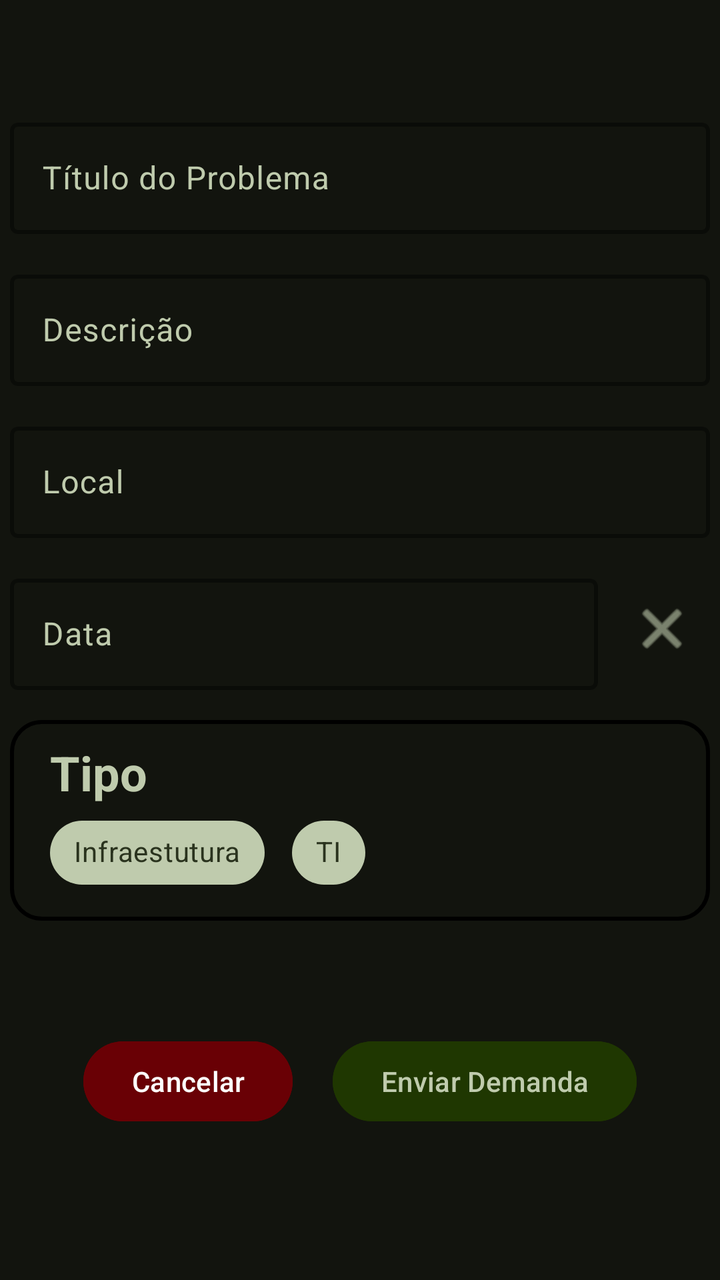
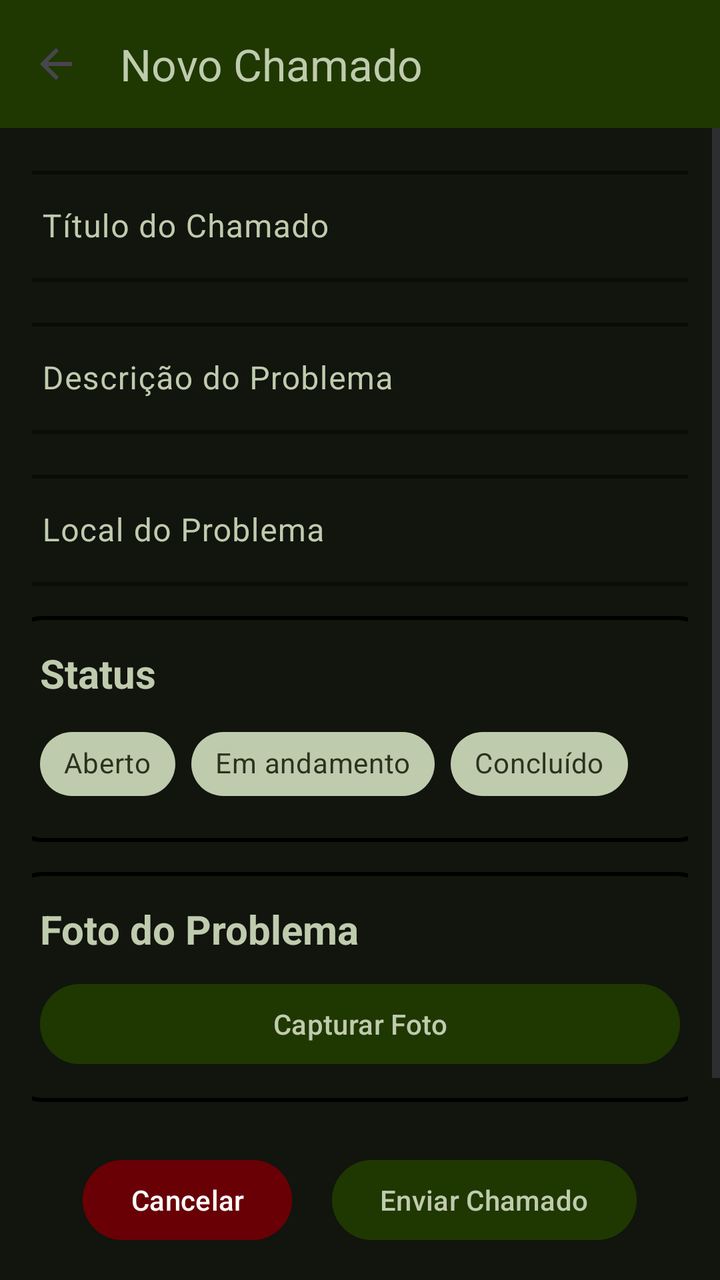

The first picture is an Android layout as it rendered before a commit; the second is the same layout after the commit. The layout source and the unified diff follow.
<!-- AndroidManifest.xml: application theme Theme.TrabalhoPratico1 -->
<!-- res/layout/activity_cadastrar_demanda.xml -->
<?xml version="1.0" encoding="utf-8"?>
<LinearLayout xmlns:android="http://schemas.android.com/apk/res/android"
    xmlns:app="http://schemas.android.com/apk/res-auto"
    xmlns:tools="http://schemas.android.com/tools"
    android:id="@+id/main"
    android:layout_width="match_parent"
    android:layout_height="match_parent"
    android:background="@color/superficieDim"
    android:orientation="vertical"
    tools:context=".CadastrarDemanda">

    <LinearLayout
        android:layout_width="match_parent"
        android:layout_height="wrap_content"
        android:layout_weight="0.6"
        android:gravity="center"
        android:orientation="vertical">

        <com.google.android.material.textfield.TextInputLayout
            android:id="@+id/textInputLayoutTitulo"
            android:layout_width="350dp"
            android:layout_height="wrap_content"
            android:layout_marginBottom="15dp"
            android:textColorHint="@color/verdeSecundaria"
            app:boxStrokeColor="@color/verdeSecundaria"
            app:boxStrokeWidth="2dp"
            app:hintTextColor="@color/verdeSecundaria">

            <com.google.android.material.textfield.TextInputEditText
                android:id="@+id/editTextTitulo"
                android:layout_width="match_parent"
                android:layout_height="wrap_content"
                android:hint="Título do Problema"
                android:textColor="@color/verdeSecundaria"
                android:textColorHighlight="@color/verdeSecundaria"
                android:textColorHint="@color/verdeSecundaria" />
        </com.google.android.material.textfield.TextInputLayout>

        <com.google.android.material.textfield.TextInputLayout
            android:id="@+id/textInputLayoutDescricao"
            android:layout_width="350dp"
            android:layout_height="wrap_content"
            android:layout_marginBottom="15dp"
            android:textColorHint="@color/verdeSecundaria"
            app:boxStrokeColor="@color/verdeSecundaria"
            app:boxStrokeWidth="2dp"
            app:hintTextColor="@color/verdeSecundaria"
            app:placeholderTextColor="@color/verdeSecundaria">

            <com.google.android.material.textfield.TextInputEditText
                android:id="@+id/editTextDescricao"
                android:layout_width="match_parent"
                android:layout_height="wrap_content"
                android:hint="Descrição"
                android:textColor="@color/verdeSecundaria"
                android:textColorHighlight="@color/verdeSecundaria"
                android:textColorHint="@color/verdeSecundaria" />
        </com.google.android.material.textfield.TextInputLayout>

        <com.google.android.material.textfield.TextInputLayout
            android:id="@+id/textInputLayoutLocal"
            android:layout_width="350dp"
            android:layout_height="wrap_content"
            android:layout_marginBottom="15dp"
            android:textColorHint="@color/verdeSecundaria"
            app:boxStrokeColor="@color/verdeSecundaria"
            app:boxStrokeWidth="2dp"
            app:hintTextColor="@color/verdeSecundaria">

            <com.google.android.material.textfield.TextInputEditText
                android:id="@+id/editTextLocal"
                android:layout_width="match_parent"
                android:layout_height="wrap_content"
                android:hint="Local"
                android:textColor="@color/verdeSecundaria"
                android:textColorHighlight="@color/verdeSecundaria"
                android:textColorHint="@color/verdeSecundaria" />
        </com.google.android.material.textfield.TextInputLayout>

        <LinearLayout
            android:layout_width="350dp"
            android:layout_height="wrap_content"
            android:orientation="horizontal"
            android:gravity="center_vertical"
            android:layout_marginBottom="15dp">

            <com.google.android.material.textfield.TextInputLayout
                android:layout_width="0dp"
                android:layout_height="wrap_content"
                android:layout_weight="1"
                android:textColorHint="@color/verdeSecundaria"
                app:boxStrokeColor="@color/verdeSecundaria"
                app:boxStrokeWidth="2dp"
                app:hintTextColor="@color/verdeSecundaria">

                <com.google.android.material.textfield.TextInputEditText
                    android:id="@+id/editTextData"
                    android:layout_width="match_parent"
                    android:layout_height="wrap_content"
                    android:hint="Data"
                    android:textColor="@color/verdeSecundaria"
                    android:textColorHighlight="@color/verdeSecundaria"
                    android:textColorHint="@color/verdeSecundaria" />
            </com.google.android.material.textfield.TextInputLayout>

            <ImageButton
                android:id="@+id/btnClearDate"
                android:layout_width="48dp"
                android:layout_height="48dp"
                android:layout_marginStart="8dp"
                android:background="?attr/selectableItemBackgroundBorderless"
                android:src="@android:drawable/ic_menu_close_clear_cancel"
                app:tint="@color/verdeSecundaria"
                android:contentDescription="Limpar data" />
        </LinearLayout>

        <LinearLayout
            android:id="@+id/cardTipo"
            android:layout_width="350dp"
            android:layout_height="wrap_content"
            android:background="@drawable/borda_arredondada"
            android:orientation="vertical"
            android:paddingLeft="20dp"
            android:paddingTop="10dp"
            android:paddingBottom="10dp">

            <TextView
                android:id="@+id/textView"
                android:layout_width="match_parent"
                android:layout_height="wrap_content"
                android:text="Tipo"
                android:textColor="@color/verdeSecundaria"
                android:textSize="24sp"
                android:textStyle="bold" />

            <com.google.android.material.chip.ChipGroup
                android:id="@+id/chipGroup"
                android:layout_width="350dp"
                android:layout_height="wrap_content"
                app:singleSelection="true"
                app:selectionRequired="true">

                <com.google.android.material.chip.Chip
                    android:id="@+id/chip"
                    style="@style/Widget.MaterialComponents.Chip.Choice"
                    android:layout_width="wrap_content"
                    android:layout_height="wrap_content"
                    android:checkable="true"
                    android:text="Infraestutura"
                    android:textColor="@color/chip_text_selector"
                    app:chipBackgroundColor="@color/chip_background_selector" />

                <com.google.android.material.chip.Chip
                    android:id="@+id/chip2"
                    style="@style/Widget.MaterialComponents.Chip.Choice"
                    android:layout_width="wrap_content"
                    android:layout_height="wrap_content"
                    android:checkable="true"
                    android:text="TI"
                    android:textColor="@color/chip_text_selector"
                    app:chipBackgroundColor="@color/chip_background_selector" />
            </com.google.android.material.chip.ChipGroup>
        </LinearLayout>

    </LinearLayout>

    <LinearLayout
        android:layout_width="match_parent"
        android:layout_height="wrap_content"
        android:layout_weight="0.4"
        android:gravity="center_horizontal"
        android:orientation="horizontal">

        <Button
            android:id="@+id/btnCancelar"
            android:layout_width="wrap_content"
            android:layout_height="wrap_content"
            android:layout_marginRight="10dp"
            android:backgroundTint="@color/onErro"
            android:text="Cancelar"
            android:textColor="@color/white" />

        <Button
            android:id="@+id/btnEnviarDemanda"
            android:layout_width="wrap_content"
            android:layout_height="wrap_content"
            android:layout_marginLeft="10dp"
            android:backgroundTint="@color/onVerdePrimaria"
            android:text="Enviar Demanda"
            android:textColor="@color/verdeSecundaria" />
    </LinearLayout>
</LinearLayout>
<!-- resources referenced by this layout -->
<resources>
  <color name="onErro">#690005</color>
  <color name="onVerdePrimaria">#1f3701</color>
  <color name="superficieDim">#12140e</color>
  <color name="verdeSecundaria">#bfcbad</color>
  <color name="white">#FFFFFFFF</color>
  <!-- drawable borda_arredondada (drawable) -->
  <?xml version="1.0" encoding="utf-8"?>
  <shape xmlns:android="http://schemas.android.com/apk/res/android">
  
          
      <solid android:color="@color/superficie"/>
  
          
      <corners android:radius="15dp"/>
  
          
      <stroke
      android:width="2dp"
      android:color="#000000"/>
  
  </shape>
  <style name="Theme.TrabalhoPratico1" parent="Base.Theme.TrabalhoPratico1" />
  <color name="superficie">#12140e</color>
  <style name="Base.Theme.TrabalhoPratico1" parent="Theme.Material3.DayNight.NoActionBar">
          
          
      </style>
</resources>

<!-- the commit's change to res/layout/activity_cadastrar_demanda.xml (unified diff, before → after) -->
@@ -9,167 +9,189 @@
     android:orientation="vertical"
     tools:context=".CadastrarDemanda">
 
-    <LinearLayout
+    <com.google.android.material.appbar.MaterialToolbar
+        android:id="@+id/toolbar"
         android:layout_width="match_parent"
-        android:layout_height="wrap_content"
-        android:layout_weight="0.6"
-        android:gravity="center"
-        android:orientation="vertical">
-
-        <com.google.android.material.textfield.TextInputLayout
-            android:id="@+id/textInputLayoutTitulo"
-            android:layout_width="350dp"
+        android:layout_height="?attr/actionBarSize"
+        android:background="@color/onVerdePrimaria"
+        app:title="Novo Chamado"
+        app:titleTextColor="@color/verdeSecundaria"
+        app:navigationIcon="?attr/homeAsUpIndicator"
+        app:navigationContentDescription="Voltar" />
+
+    <ScrollView
+        android:layout_width="match_parent"
+        android:layout_height="0dp"
+        android:layout_weight="1">
+
+        <LinearLayout
+            android:layout_width="match_parent"
             android:layout_height="wrap_content"
-            android:layout_marginBottom="15dp"
-            android:textColorHint="@color/verdeSecundaria"
-            app:boxStrokeColor="@color/verdeSecundaria"
-            app:boxStrokeWidth="2dp"
-            app:hintTextColor="@color/verdeSecundaria">
-
-            <com.google.android.material.textfield.TextInputEditText
-                android:id="@+id/editTextTitulo"
-                android:layout_width="match_parent"
-                android:layout_height="wrap_content"
-                android:hint="Título do Problema"
-                android:textColor="@color/verdeSecundaria"
-                android:textColorHighlight="@color/verdeSecundaria"
-                android:textColorHint="@color/verdeSecundaria" />
-        </com.google.android.material.textfield.TextInputLayout>
-
-        <com.google.android.material.textfield.TextInputLayout
-            android:id="@+id/textInputLayoutDescricao"
-            android:layout_width="350dp"
-            android:layout_height="wrap_content"
-            android:layout_marginBottom="15dp"
-            android:textColorHint="@color/verdeSecundaria"
-            app:boxStrokeColor="@color/verdeSecundaria"
-            app:boxStrokeWidth="2dp"
-            app:hintTextColor="@color/verdeSecundaria"
-            app:placeholderTextColor="@color/verdeSecundaria">
-
-            <com.google.android.material.textfield.TextInputEditText
-                android:id="@+id/editTextDescricao"
-                android:layout_width="match_parent"
-                android:layout_height="wrap_content"
-                android:hint="Descrição"
-                android:textColor="@color/verdeSecundaria"
-                android:textColorHighlight="@color/verdeSecundaria"
-                android:textColorHint="@color/verdeSecundaria" />
-        </com.google.android.material.textfield.TextInputLayout>
-
-        <com.google.android.material.textfield.TextInputLayout
-            android:id="@+id/textInputLayoutLocal"
-            android:layout_width="350dp"
-            android:layout_height="wrap_content"
-            android:layout_marginBottom="15dp"
-            android:textColorHint="@color/verdeSecundaria"
-            app:boxStrokeColor="@color/verdeSecundaria"
-            app:boxStrokeWidth="2dp"
-            app:hintTextColor="@color/verdeSecundaria">
-
-            <com.google.android.material.textfield.TextInputEditText
-                android:id="@+id/editTextLocal"
-                android:layout_width="match_parent"
-                android:layout_height="wrap_content"
-                android:hint="Local"
-                android:textColor="@color/verdeSecundaria"
-                android:textColorHighlight="@color/verdeSecundaria"
-                android:textColorHint="@color/verdeSecundaria" />
-        </com.google.android.material.textfield.TextInputLayout>
-
-        <LinearLayout
-            android:layout_width="350dp"
-            android:layout_height="wrap_content"
-            android:orientation="horizontal"
-            android:gravity="center_vertical"
-            android:layout_marginBottom="15dp">
+            android:gravity="center"
+            android:orientation="vertical"
+            android:padding="16dp">
 
             <com.google.android.material.textfield.TextInputLayout
-                android:layout_width="0dp"
-                android:layout_height="wrap_content"
-                android:layout_weight="1"
+                android:id="@+id/textInputLayoutTitulo"
+                android:layout_width="350dp"
+                android:layout_height="wrap_content"
+                android:layout_marginBottom="15dp"
                 android:textColorHint="@color/verdeSecundaria"
                 app:boxStrokeColor="@color/verdeSecundaria"
                 app:boxStrokeWidth="2dp"
                 app:hintTextColor="@color/verdeSecundaria">
 
                 <com.google.android.material.textfield.TextInputEditText
-                    android:id="@+id/editTextData"
-                    android:layout_width="match_parent"
-                    android:layout_height="wrap_content"
-                    android:hint="Data"
+                    android:id="@+id/editTextTitulo"
+                    android:layout_width="match_parent"
+                    android:layout_height="wrap_content"
+                    android:hint="Título do Chamado"
                     android:textColor="@color/verdeSecundaria"
                     android:textColorHighlight="@color/verdeSecundaria"
                     android:textColorHint="@color/verdeSecundaria" />
             </com.google.android.material.textfield.TextInputLayout>
 
-            <ImageButton
-                android:id="@+id/btnClearDate"
-                android:layout_width="48dp"
-                android:layout_height="48dp"
-                android:layout_marginStart="8dp"
-                android:background="?attr/selectableItemBackgroundBorderless"
-                android:src="@android:drawable/ic_menu_close_clear_cancel"
-                app:tint="@color/verdeSecundaria"
-                android:contentDescription="Limpar data" />
+            <com.google.android.material.textfield.TextInputLayout
+                android:id="@+id/textInputLayoutDescricao"
+                android:layout_width="350dp"
+                android:layout_height="wrap_content"
+                android:layout_marginBottom="15dp"
+                android:textColorHint="@color/verdeSecundaria"
+                app:boxStrokeColor="@color/verdeSecundaria"
+                app:boxStrokeWidth="2dp"
+                app:hintTextColor="@color/verdeSecundaria">
+
+                <com.google.android.material.textfield.TextInputEditText
+                    android:id="@+id/editTextDescricao"
+                    android:layout_width="match_parent"
+                    android:layout_height="wrap_content"
+                    android:hint="Descrição do Problema"
+                    android:textColor="@color/verdeSecundaria"
+                    android:textColorHighlight="@color/verdeSecundaria"
+                    android:textColorHint="@color/verdeSecundaria" />
+            </com.google.android.material.textfield.TextInputLayout>
+
+            <com.google.android.material.textfield.TextInputLayout
+                android:id="@+id/textInputLayoutLocal"
+                android:layout_width="350dp"
+                android:layout_height="wrap_content"
+                android:layout_marginBottom="15dp"
+                android:textColorHint="@color/verdeSecundaria"
+                app:boxStrokeColor="@color/verdeSecundaria"
+                app:boxStrokeWidth="2dp"
+                app:hintTextColor="@color/verdeSecundaria">
+
+                <com.google.android.material.textfield.TextInputEditText
+                    android:id="@+id/editTextLocal"
+                    android:layout_width="match_parent"
+                    android:layout_height="wrap_content"
+                    android:hint="Local do Problema"
+                    android:textColor="@color/verdeSecundaria"
+                    android:textColorHighlight="@color/verdeSecundaria"
+                    android:textColorHint="@color/verdeSecundaria" />
+            </com.google.android.material.textfield.TextInputLayout>
+
+            <LinearLayout
+                android:id="@+id/cardStatus"
+                android:layout_width="350dp"
+                android:layout_height="wrap_content"
+                android:layout_marginBottom="15dp"
+                android:background="@drawable/borda_arredondada"
+                android:orientation="vertical"
+                android:padding="15dp">
+
+                <TextView
+                    android:layout_width="match_parent"
+                    android:layout_height="wrap_content"
+                    android:text="Status"
+                    android:textColor="@color/verdeSecundaria"
+                    android:textSize="20sp"
+                    android:textStyle="bold" />
+
+                <com.google.android.material.chip.ChipGroup
+                    android:id="@+id/chipGroupStatus"
+                    android:layout_width="match_parent"
+                    android:layout_height="wrap_content"
+                    android:layout_marginTop="8dp"
+                    app:singleSelection="true"
+                    app:selectionRequired="true">
+
+                    <com.google.android.material.chip.Chip
+                        android:id="@+id/chipAberto"
+                        style="@style/Widget.MaterialComponents.Chip.Choice"
+                        android:layout_width="wrap_content"
+                        android:layout_height="wrap_content"
+                        android:checkable="true"
+                        android:text="@string/status_aberto"
+                        android:textColor="@color/chip_text_selector"
+                        app:chipBackgroundColor="@color/chip_background_selector" />
+
+                    <com.google.android.material.chip.Chip
+                        android:id="@+id/chipAndamento"
+                        style="@style/Widget.MaterialComponents.Chip.Choice"
+                        android:layout_width="wrap_content"
+                        android:layout_height="wrap_content"
+                        android:checkable="true"
+                        android:text="@string/status_andamento"
+                        android:textColor="@color/chip_text_selector"
+                        app:chipBackgroundColor="@color/chip_background_selector" />
+
+                    <com.google.android.material.chip.Chip
+                        android:id="@+id/chipConcluido"
+                        style="@style/Widget.MaterialComponents.Chip.Choice"
+                        android:layout_width="wrap_content"
+                        android:layout_height="wrap_content"
+                        android:checkable="true"
+                        android:text="@string/status_concluido"
+                        android:textColor="@color/chip_text_selector"
+                        app:chipBackgroundColor="@color/chip_background_selector" />
+                </com.google.android.material.chip.ChipGroup>
+            </LinearLayout>
+
+            <LinearLayout
+                android:layout_width="350dp"
+                android:layout_height="wrap_content"
+                android:layout_marginBottom="15dp"
+                android:background="@drawable/borda_arredondada"
+                android:orientation="vertical"
+                android:padding="15dp">
+
+                <TextView
+                    android:layout_width="match_parent"
+                    android:layout_height="wrap_content"
+                    android:text="Foto do Problema"
+                    android:textColor="@color/verdeSecundaria"
+                    android:textSize="20sp"
+                    android:textStyle="bold" />
+
+                <Button
+                    android:id="@+id/btnCapturarFoto"
+                    android:layout_width="match_parent"
+                    android:layout_height="wrap_content"
+                    android:layout_marginTop="10dp"
+                    android:backgroundTint="@color/onVerdePrimaria"
+                    android:text="Capturar Foto"
+                    android:textColor="@color/verdeSecundaria" />
+
+                <ImageView
+                    android:id="@+id/imageViewPreview"
+                    android:layout_width="200dp"
+                    android:layout_height="200dp"
+                    android:layout_gravity="center"
+                    android:layout_marginTop="10dp"
+                    android:scaleType="centerCrop"
+                    android:visibility="gone"
+                    android:contentDescription="Preview da foto" />
+            </LinearLayout>
         </LinearLayout>
-
-        <LinearLayout
-            android:id="@+id/cardTipo"
-            android:layout_width="350dp"
-            android:layout_height="wrap_content"
-            android:background="@drawable/borda_arredondada"
-            android:orientation="vertical"
-            android:paddingLeft="20dp"
-            android:paddingTop="10dp"
-            android:paddingBottom="10dp">
-
-            <TextView
-                android:id="@+id/textView"
-                android:layout_width="match_parent"
-                android:layout_height="wrap_content"
-                android:text="Tipo"
-                android:textColor="@color/verdeSecundaria"
-                android:textSize="24sp"
-                android:textStyle="bold" />
-
-            <com.google.android.material.chip.ChipGroup
-                android:id="@+id/chipGroup"
-                android:layout_width="350dp"
-                android:layout_height="wrap_content"
-                app:singleSelection="true"
-                app:selectionRequired="true">
-
-                <com.google.android.material.chip.Chip
-                    android:id="@+id/chip"
-                    style="@style/Widget.MaterialComponents.Chip.Choice"
-                    android:layout_width="wrap_content"
-                    android:layout_height="wrap_content"
-                    android:checkable="true"
-                    android:text="Infraestutura"
-                    android:textColor="@color/chip_text_selector"
-                    app:chipBackgroundColor="@color/chip_background_selector" />
-
-                <com.google.android.material.chip.Chip
-                    android:id="@+id/chip2"
-                    style="@style/Widget.MaterialComponents.Chip.Choice"
-                    android:layout_width="wrap_content"
-                    android:layout_height="wrap_content"
-                    android:checkable="true"
-                    android:text="TI"
-                    android:textColor="@color/chip_text_selector"
-                    app:chipBackgroundColor="@color/chip_background_selector" />
-            </com.google.android.material.chip.ChipGroup>
-        </LinearLayout>
-
-    </LinearLayout>
+    </ScrollView>
 
     <LinearLayout
         android:layout_width="match_parent"
         android:layout_height="wrap_content"
-        android:layout_weight="0.4"
         android:gravity="center_horizontal"
-        android:orientation="horizontal">
+        android:orientation="horizontal"
+        android:padding="16dp">
 
         <Button
             android:id="@+id/btnCancelar"
@@ -186,7 +208,7 @@
             android:layout_height="wrap_content"
             android:layout_marginLeft="10dp"
             android:backgroundTint="@color/onVerdePrimaria"
-            android:text="Enviar Demanda"
+            android:text="Enviar Chamado"
             android:textColor="@color/verdeSecundaria" />
     </LinearLayout>
 </LinearLayout>
<!-- resource entries referenced after the edit -->
@@ -21,6 +21,9 @@
       android:color="#000000"/>
   
   </shape>
+  <string name="status_aberto">Aberto</string>
+  <string name="status_andamento">Em andamento</string>
+  <string name="status_concluido">Concluído</string>
   <style name="Theme.TrabalhoPratico1" parent="Base.Theme.TrabalhoPratico1" />
   <color name="superficie">#12140e</color>
   <style name="Base.Theme.TrabalhoPratico1" parent="Theme.Material3.DayNight.NoActionBar">
